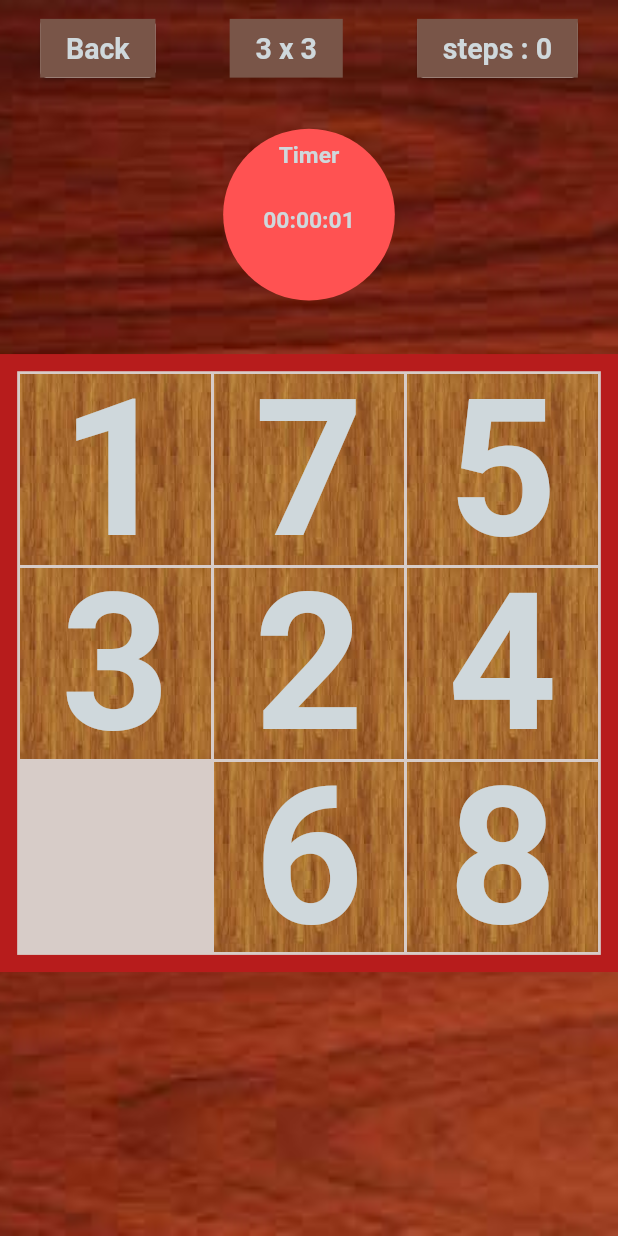
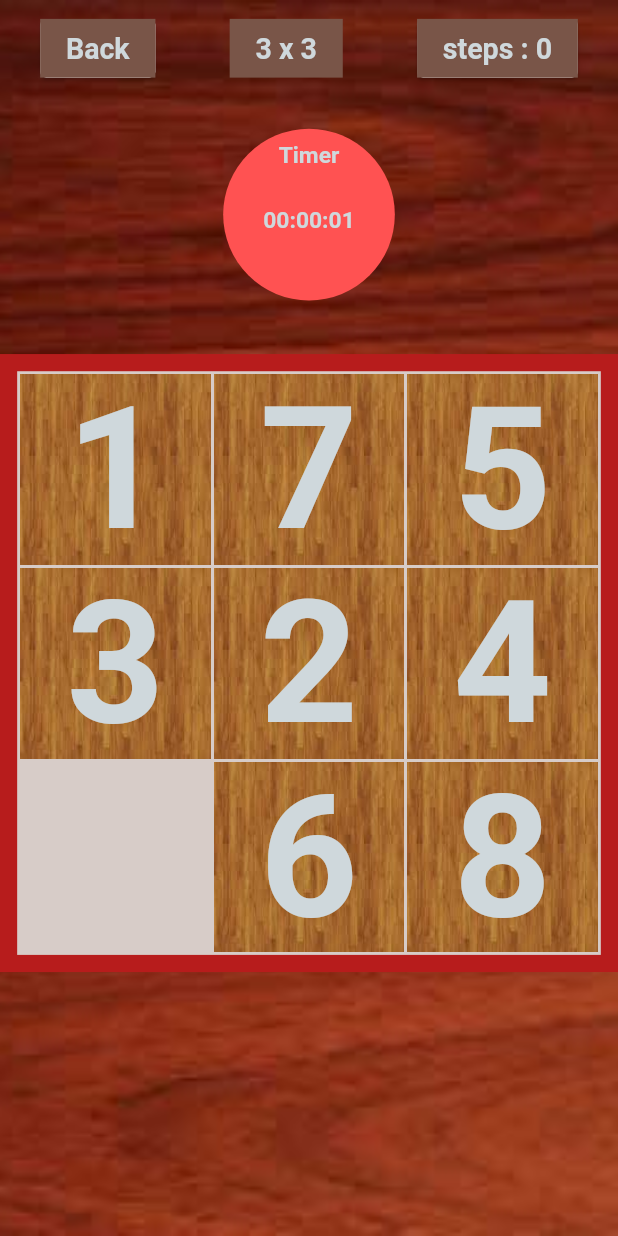
Before and after one commit to elsanal/YenPuz, a Flutter app: the NumPuz screen opened directly, after a tap on an icon or button, on a phone screen of 412 x 824 dp. Run offline on Flutter 3.47's test engine with Material 2 defaults, Android fonts, the phone set to English and light mode, and no system bars; our stand-ins replace flutter_screenutil, google_fonts, rflutter_alert; missing offline and left inert: soundpool; Roboto replaces fonts that are missing (Monoton).

Commit message:
3rd commit

```diff
--- a/lib/Pages/GameBoard.dart
+++ b/lib/Pages/GameBoard.dart
@@ -51,6 +51,7 @@ class _GameBoardState extends State<GameBoard> {
 
   void dispose(){
     _timer.cancel();
+    _soundPool.dispose();
     super.dispose();
   }
 
@@ -220,7 +221,21 @@ class _GameBoardState extends State<GameBoard> {
                             ),
                           ),
                           feedback: Container(),
-                          childWhenDragging: Container(),
+                          childWhenDragging: Container(
+                            decoration: BoxDecoration(
+                                image: DecorationImage(
+                                    image: AssetImage("assets/wood_wp1.jpeg"),
+                                    fit: BoxFit.cover
+                                )
+                            ),
+                            child: FittedBox(
+                              fit: BoxFit.none,
+                              child: Center(
+                                child: Text(randomList.value[index].toString(),
+                                  style: boardStyle.copyWith(fontSize: ScreenUtil().setSp(fontSize)),),
+                              ),
+                            ),
+                          ),
                           onDragStarted: (){
                            _stateController(index);
                           },
--- a/lib/Pages/NumPuz.dart
+++ b/lib/Pages/NumPuz.dart
@@ -34,7 +34,7 @@ class _NumPuzState extends State<NumPuz> {
                 crossAxisCount: 2,
                 crossAxisSpacing: ScreenUtil().setWidth(20),
                 mainAxisSpacing: ScreenUtil().setHeight(20),
-                childAspectRatio: 5/2
+                childAspectRatio: 3
               ),
               itemCount: 8,
               itemBuilder: (context,index){
@@ -42,7 +42,7 @@ class _NumPuzState extends State<NumPuz> {
                 return InkWell(
                   onTap: (){
                     Navigator.push(context, new MaterialPageRoute(
-                        builder: (context)=>GameBoard(row: row,fontSize: (1000/row),)));
+                        builder: (context)=>GameBoard(row: row,fontSize: (900/row),)));
                   },
                     child: matrix(index+3));
               }
```
Also changed, not shown: lib/Logic/gameLogic.dart (+0 -9 lines), lib/Pages/Homepage.dart (+25 -6 lines), 5 other files.
